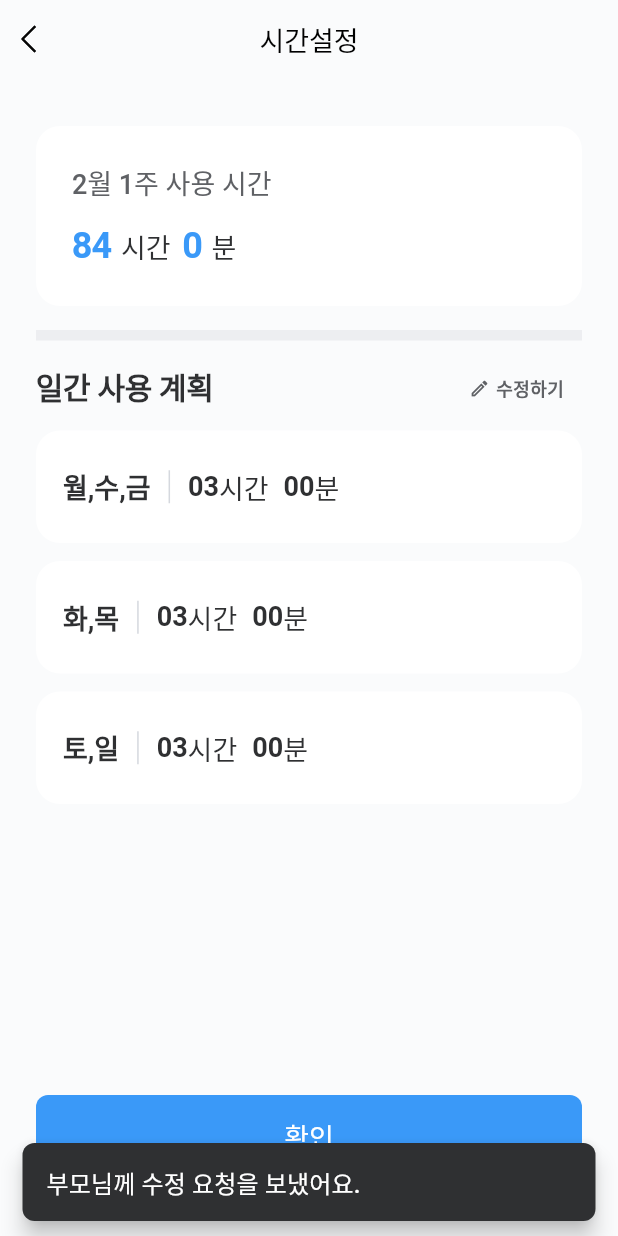
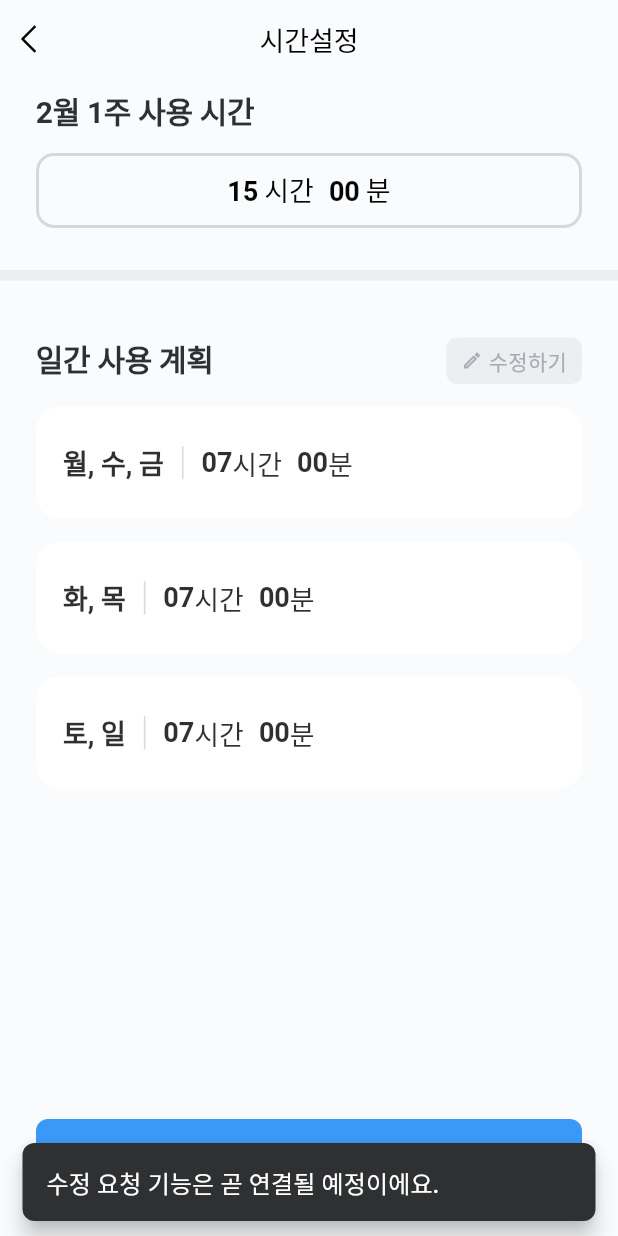
Before and after one commit to 2026-quadS-Bridge-Project/Quad-S-Team12-App-Child, a Flutter app: the TimeConfirmPage screen opened by its route, after a tap on "수정하기", on a phone screen of 412 x 824 dp. Run offline on Flutter 3.47's test engine with Material 3 defaults, Android fonts, the phone set to English and light mode, and no system bars; our stand-ins replace dotted_border, fl_chart, flutter_svg, go_router, image_picker, shared_preferences; accounts and stored records are empty; Roboto replaces fonts that are missing (Pretendard).

Commit message:
refactor(time_confirm): compact total card + overlay onboarding tooltip
- Filled variant now uses BridgeTotalTimeCard compact for the weekly
  total and a dedicated _RequestEditPill (gray150/gray300) instead of
  the shared ghost pill.
- Onboarding tooltip moves to a top-level Positioned overlay anchored
  near the 수정하기 pill so it paints above the plan cards.
- Empty state inlines the gray300 centered copy (drop BridgeEmptyState
  icon block).
- 수정 요청 SnackBar now states the feature is not yet wired.
- Mock now embeds a display-only TimeSchedule fixture sourced from the
  Figma frame instead of borrowing TimeScheduleMock.sampleFilled, which
  has diverged for the setup wizard.

Co-Authored-By: Claude Opus 4.7 (1M context) <noreply@anthropic.com>

```diff
--- a/lib/features/time_confirm/data/mock/time_confirm_mock.dart
+++ b/lib/features/time_confirm/data/mock/time_confirm_mock.dart
@@ -1,14 +1,49 @@
-import 'package:bridge_k/features/time_setup/data/mock/time_schedule_mock.dart';
+import 'package:bridge_k/features/time_setup/data/models/time_schedule.dart';
+
 import '../models/time_confirm_data.dart';
 
 class TimeConfirmMock {
   const TimeConfirmMock._();
 
   static const TimeConfirmData empty = TimeConfirmData(schedule: null);
-  static TimeConfirmData get filled =>
-      TimeConfirmData(schedule: TimeScheduleMock.sampleFilled);
-  static TimeConfirmData get filledWithOnboarding => TimeConfirmData(
-    schedule: TimeScheduleMock.sampleFilled,
+
+  /// Display-only fixture for docs/figma-specs/10-time-confirm.md.
+  ///
+  /// Keep this local to time-confirm so the shared TimeScheduleMock can remain
+  /// useful for setup/review flows with their own Figma values.
+  static const TimeSchedule _figmaFilledSchedule = TimeSchedule(
+    allowedHours: <HourCell>{},
+    weeklyTotals: <WeeklyTotal>[
+      WeeklyTotal(weekIndex: 0, hours: 15, minutes: 0),
+    ],
+    dayAllocations: <DayAllocation>[
+      DayAllocation(
+        daysLabel: '월, 수, 금',
+        weekdayIndices: <int>[0, 2, 4],
+        hours: 7,
+        minutes: 0,
+      ),
+      DayAllocation(
+        daysLabel: '화, 목',
+        weekdayIndices: <int>[1, 3],
+        hours: 7,
+        minutes: 0,
+      ),
+      DayAllocation(
+        daysLabel: '토, 일',
+        weekdayIndices: <int>[5, 6],
+        hours: 7,
+        minutes: 0,
+      ),
+    ],
+  );
+
+  static const TimeConfirmData filled = TimeConfirmData(
+    schedule: _figmaFilledSchedule,
+  );
+
+  static const TimeConfirmData filledWithOnboarding = TimeConfirmData(
+    schedule: _figmaFilledSchedule,
     showOnboarding: true,
   );
 }
--- a/lib/features/time_confirm/presentation/pages/time_confirm_page.dart
+++ b/lib/features/time_confirm/presentation/pages/time_confirm_page.dart
@@ -4,8 +4,6 @@ import 'package:go_router/go_router.dart';
 import '../../../../core/theme/app_colors.dart';
 import '../../../../core/theme/app_typography.dart';
 import '../../../../core/widgets/buttons/bridge_button.dart';
-import '../../../../core/widgets/buttons/bridge_pill_icon_button.dart';
-import '../../../../core/widgets/feedback/bridge_empty_state.dart';
 import '../../../../core/widgets/feedback/bridge_onboarding_tooltip.dart';
 import '../../../../core/widgets/layout/bridge_app_bar.dart';
 import '../../../../core/widgets/layout/bridge_day_row.dart';
@@ -17,7 +15,7 @@ import '../../state/time_confirm_controller.dart';
 /// Read-only review of the parent-set time schedule.
 ///
 /// Three visual variants are driven by [TimeConfirmController.data]:
-///   * empty   — no schedule set by parent → centered [BridgeEmptyState]
+///   * empty   — no schedule set by parent → centered text-only empty state
 ///   * filled  — weekly total + per-day allocation rows
 ///   * onboarding — filled + onboarding tooltip anchored to 수정하기 pill
 ///
@@ -70,9 +68,9 @@ class _TimeConfirmPageState extends State<TimeConfirmPage> {
   void _showRequestSnack() {
     _controller.requestModification();
     if (!mounted) return;
-    ScaffoldMessenger.of(
-      context,
-    ).showSnackBar(const SnackBar(content: Text('부모님께 수정 요청을 보냈어요.')));
+    ScaffoldMessenger.of(context)
+      ..hideCurrentSnackBar()
+      ..showSnackBar(const SnackBar(content: Text('수정 요청 기능은 곧 연결될 예정이에요.')));
   }
 
   @override
@@ -113,9 +111,17 @@ class _EmptyVariant extends StatelessWidget {
       child: Column(
         children: <Widget>[
           const Expanded(
-            child: BridgeEmptyState(
-              message: '이번달 시간규칙이\n설정되지 않았습니다.',
-              icon: Icons.event_busy_outlined,
+            child: Center(
+              child: Text(
+                '이번달 시간규칙이 설정되지 않았습니다.',
+                textAlign: TextAlign.center,
+                style: TextStyle(
+                  fontSize: 18,
+                  height: 1.445,
+                  fontWeight: FontWeight.w500,
+                  color: AppColors.gray300,
+                ),
+              ),
             ),
           ),
           Padding(
@@ -145,21 +151,28 @@ class _FilledVariant extends StatelessWidget {
   Widget build(BuildContext context) {
     // schedule is non-null here — `isEmpty` short-circuits in the parent.
     final schedule = data.schedule!;
-    return Padding(
-      padding: const EdgeInsets.symmetric(horizontal: 24, vertical: 16),
-      child: Column(
+    return Stack(
+      clipBehavior: Clip.none,
+      children: <Widget>[
+        Column(
           crossAxisAlignment: CrossAxisAlignment.stretch,
           children: <Widget>[
-          const SizedBox(height: 16),
-          BridgeTotalTimeCard(
+            const SizedBox(height: 8),
+            Padding(
+              padding: const EdgeInsets.symmetric(horizontal: 24),
+              child: BridgeTotalTimeCard(
+                variant: BridgeTotalTimeCardVariant.compact,
                 title: '2월 1주 사용 시간',
-            hours: schedule.weeklyTotalHours,
-            minutes: schedule.weeklyTotalMinutes,
+                hours: schedule.weeklyHoursAt(0),
+                minutes: schedule.weeklyMinutesAt(0),
               ),
-          const SizedBox(height: 16),
+            ),
+            const SizedBox(height: 28),
             Container(height: 7, color: AppColors.gray150),
-          const SizedBox(height: 16),
-          Row(
+            const SizedBox(height: 38),
+            Padding(
+              padding: const EdgeInsets.symmetric(horizontal: 24),
+              child: Row(
                 mainAxisAlignment: MainAxisAlignment.spaceBetween,
                 crossAxisAlignment: CrossAxisAlignment.center,
                 children: <Widget>[
@@ -169,67 +182,18 @@ class _FilledVariant extends StatelessWidget {
                       color: AppColors.gray800,
                     ),
                   ),
-              Stack(
-                clipBehavior: Clip.none,
-                children: <Widget>[
-                  BridgePillIconButton(
-                    label: '수정하기',
-                    icon: Icons.edit_outlined,
-                    variant: BridgePillVariant.ghost,
-                    onPressed: onRequestEdit,
-                  ),
-                  if (data.showOnboarding)
-                    Positioned(
-                      // Body sits below the pill; arrow (topCenter) points up
-                      // at the pill. 36px ≈ pill bottom + spec ~8px gap, so
-                      // the notch tip lands near the pill's bottom edge per
-                      // Figma 662-11249 (y ≈ 323).
-                      top: 36,
-                      right: 0,
-                      child: BridgeOnboardingTooltip(
-                        title: '시간 계획 수정은 어떻게 하나요?',
-                        bullets: const <TextSpan>[
-                          TextSpan(
-                            children: <TextSpan>[
-                              TextSpan(text: '시간 설정은 '),
-                              TextSpan(
-                                text: '주 1회',
-                                style: TextStyle(
-                                  decoration: TextDecoration.underline,
+                  _RequestEditPill(onPressed: onRequestEdit),
+                ],
               ),
             ),
-                              TextSpan(
-                                text: ' 진행돼요. 이번주 시간계획이 미흡했다면 다음주에 반영해서 수정해봐요!',
-                              ),
-                            ],
-                          ),
-                          TextSpan(
-                            children: <TextSpan>[
-                              TextSpan(text: '꼭 필요한 경우에 부모님의 '),
-                              TextSpan(
-                                text: '시간 설정 탭',
-                                style: TextStyle(
-                                  decoration: TextDecoration.underline,
-                                ),
-                              ),
-                              TextSpan(text: '에서 허락을 받아, 수정할 수 있어요.'),
-                            ],
-                          ),
-                        ],
-                        arrowAlignment: TooltipArrowAlignment.topCenter,
-                        onDismiss: onDismissOnboarding,
-                      ),
-                    ),
-                ],
-              ),
-            ],
-          ),
-          const SizedBox(height: 12),
+            const SizedBox(height: 15),
             Expanded(
+              child: Padding(
+                padding: const EdgeInsets.symmetric(horizontal: 24),
                 child: ListView.separated(
                   padding: EdgeInsets.zero,
                   itemCount: schedule.dayAllocations.length,
-              separatorBuilder: (_, _) => const SizedBox(height: 12),
+                  separatorBuilder: (_, _) => const SizedBox(height: 15),
                   itemBuilder: (context, index) {
                     final alloc = schedule.dayAllocations[index];
                     return BridgeDayRow(
@@ -242,12 +206,114 @@ class _FilledVariant extends StatelessWidget {
                   },
                 ),
               ),
+            ),
             Padding(
-            padding: const EdgeInsets.only(top: 12, bottom: 24),
+              padding: const EdgeInsets.fromLTRB(24, 12, 24, 24),
               child: BridgeButton(label: '확인', onPressed: onConfirm),
             ),
           ],
         ),
+        if (data.showOnboarding)
+          Positioned(
+            // Body sits below the pill; arrow (topCenter) points up at the
+            // pill per Figma 662-11249. Kept as a top-level overlay so it
+            // paints above the plan cards.
+            top: 207,
+            right: 24,
+            child: _TimeConfirmOnboardingTooltip(
+              onDismiss: onDismissOnboarding,
+            ),
+          ),
+      ],
     );
   }
 }
+
+class _TimeConfirmOnboardingTooltip extends StatelessWidget {
+  const _TimeConfirmOnboardingTooltip({required this.onDismiss});
+
+  final VoidCallback onDismiss;
+
+  @override
+  Widget build(BuildContext context) {
+    return BridgeOnboardingTooltip(
+      title: '시간 계획 수정은 어떻게 하나요?',
+      maxWidth: 255,
+      bullets: const <TextSpan>[
+        TextSpan(
+          children: <TextSpan>[
+            TextSpan(text: '시간 설정은 '),
+            TextSpan(
+              text: '주 1회',
+              style: TextStyle(decoration: TextDecoration.underline),
+            ),
+            TextSpan(text: ' 진행돼요. 이번주 시간계획이 미흡했다면 다음주에 반영해서 수정해봐요!'),
+          ],
+        ),
+        TextSpan(
+          children: <TextSpan>[
+            TextSpan(text: '꼭 필요한 경우에 부모님의 '),
+            TextSpan(
+              text: '시간 설정 탭',
+              style: TextStyle(decoration: TextDecoration.underline),
+            ),
+            TextSpan(text: '에서 허락을 받아, 수정할 수 있어요.'),
+          ],
+        ),
+      ],
+      arrowAlignment: TooltipArrowAlignment.topCenter,
+      onDismiss: onDismiss,
+    );
+  }
+}
+
+class _RequestEditPill extends StatelessWidget {
+  const _RequestEditPill({required this.onPressed});
+
+  final VoidCallback onPressed;
+
+  static const double _height = 31;
+  static const double _radius = 7;
+  static const double _iconSize = 14;
+
+  @override
+  Widget build(BuildContext context) {
+    final BorderRadius borderRadius = BorderRadius.circular(_radius);
+    final TextStyle textStyle = AppTypography.labelMedium.copyWith(
+      color: AppColors.gray300,
+    );
+
+    return Semantics(
+      button: true,
+      label: '수정하기',
+      hint: '부모님께 수정 요청을 보냅니다.',
+      child: Material(
+        color: AppColors.gray150,
+        borderRadius: borderRadius,
+        child: InkWell(
+          onTap: onPressed,
+          borderRadius: borderRadius,
+          splashColor: AppColors.gray300.withValues(alpha: 0.12),
+          highlightColor: AppColors.gray300.withValues(alpha: 0.06),
+          child: Container(
+            height: _height,
+            padding: const EdgeInsets.symmetric(horizontal: 10),
+            alignment: Alignment.center,
+            child: Row(
+              mainAxisSize: MainAxisSize.min,
+              children: <Widget>[
+                Icon(
+                  Icons.edit_outlined,
+                  size: _iconSize,
+                  color: AppColors.gray300,
+                ),
+                const SizedBox(width: 4),
+                Text('수정하기', style: textStyle),
+              ],
+            ),
+          ),
+        ),
+      ),
+    );
+  }
+}
```
Lines whose indentation alone changed are shown as unchanged.
